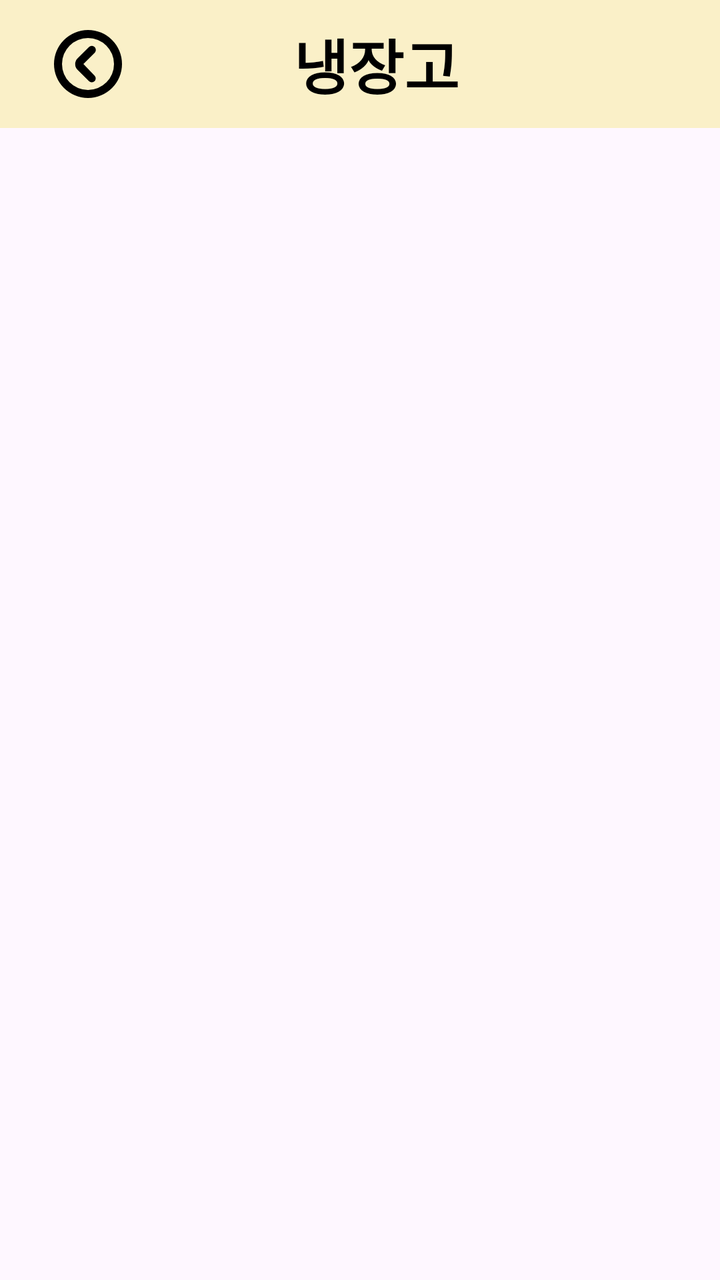
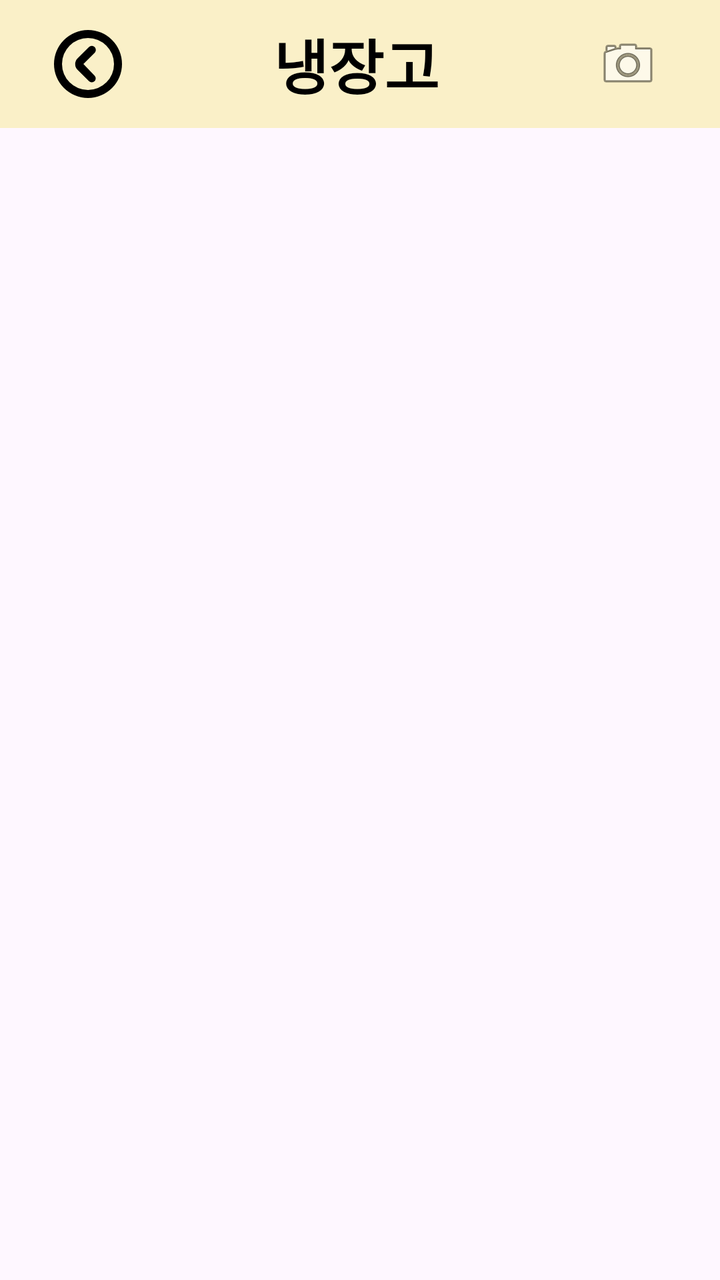

Two renders of the same Android screen: before a commit and after it. Below are the layout's source before the change and the commit's diff.
<!-- AndroidManifest.xml: application theme Theme.PickAndCook -->
<!-- res/layout/fragment_fridge.xml -->
<?xml version="1.0" encoding="utf-8"?>
<ScrollView xmlns:android="http://schemas.android.com/apk/res/android"
    xmlns:app="http://schemas.android.com/apk/res-auto"
    android:layout_width="match_parent"
    android:layout_height="match_parent"
    android:fillViewport="true">

    <androidx.constraintlayout.widget.ConstraintLayout
        android:layout_width="match_parent"
        android:layout_height="wrap_content">

        <androidx.appcompat.widget.Toolbar
            android:id="@+id/toolbar"
            android:layout_width="0dp"
            android:layout_height="?attr/actionBarSize"
            android:background="@color/main"
            app:navigationIcon="@drawable/ic_arrow_back"
            android:paddingStart="16dp"
            app:layout_constraintTop_toTopOf="parent"
            app:layout_constraintStart_toStartOf="parent"
            app:layout_constraintEnd_toEndOf="parent">

            <TextView
                android:layout_width="wrap_content"
                android:layout_height="wrap_content"
                android:text="냉장고"
                android:textAppearance="@style/TitleTextStyle"
                android:layout_gravity="center"/>
        </androidx.appcompat.widget.Toolbar>

        <androidx.recyclerview.widget.RecyclerView
            android:id="@+id/recyclerView"
            android:layout_width="0dp"
            android:layout_height="0dp"
            android:padding="20dp"
            app:layout_constraintTop_toBottomOf="@id/toolbar"
            app:layout_constraintStart_toStartOf="parent"
            app:layout_constraintEnd_toEndOf="parent"
            app:layout_constraintBottom_toBottomOf="parent"/>
    </androidx.constraintlayout.widget.ConstraintLayout>
</ScrollView>
<!-- resources referenced by this layout -->
<resources>
  <color name="main">#FAF0C8</color>
  <!-- drawable ic_arrow_back (drawable) -->
  <vector xmlns:android="http://schemas.android.com/apk/res/android"
      android:width="40dp"
      android:height="40dp"
      android:viewportWidth="200"
      android:viewportHeight="200">
    <path
        android:pathData="M100,15a85,85 0,1 0,85 85A84.93,84.93 0,0 0,100 15ZM100,165a65,65 0,1 1,65 -65A64.87,64.87 0,0 1,100 165ZM116.5,57.5a9.67,9.67 0,0 0,-14 0L74,86a19.92,19.92 0,0 0,0 28.5L102.5,143a9.9,9.9 0,0 0,14 -14l-28,-29L117,71.5C120.5,68 120.5,61.5 116.5,57.5Z"
        android:fillColor="#000000"/>
  </vector>
  <style name="TitleTextStyle">
          <item name="android:textSize">30sp</item>
          <item name="android:textStyle">bold</item>
          <item name="android:textColor">#000000</item> 
          <item name="android:fontFamily">sans-serif-medium</item>
          <item name="android:gravity">center</item>
      </style>
  <style name="Theme.PickAndCook" parent="Base.Theme.PickAndCook" />
  <style name="Base.Theme.PickAndCook" parent="Theme.Material3.DayNight.NoActionBar">
          
          
      </style>
</resources>

<!-- the commit's change to res/layout/fragment_fridge.xml (unified diff, before → after) -->
@@ -20,12 +20,31 @@
             app:layout_constraintStart_toStartOf="parent"
             app:layout_constraintEnd_toEndOf="parent">
 
-            <TextView
-                android:layout_width="wrap_content"
-                android:layout_height="wrap_content"
-                android:text="냉장고"
-                android:textAppearance="@style/TitleTextStyle"
-                android:layout_gravity="center"/>
+            <LinearLayout
+                android:layout_width="match_parent"
+                android:layout_height="match_parent"
+                android:orientation="horizontal"
+                android:gravity="center_vertical"
+                android:paddingEnd="16dp">
+
+                <TextView
+                    android:layout_width="0dp"
+                    android:layout_height="wrap_content"
+                    android:layout_weight="1"
+                    android:text="냉장고"
+                    android:gravity="center"
+                    android:textAppearance="@style/TitleTextStyle" />
+
+                <ImageButton
+                    android:id="@+id/addButton"
+                    android:layout_width="60dp"
+                    android:layout_height="60dp"
+                    android:background="?attr/selectableItemBackgroundBorderless"
+                    android:src="@android:drawable/ic_menu_camera"
+                    android:contentDescription="카메라 버튼" />
+
+            </LinearLayout>
+
         </androidx.appcompat.widget.Toolbar>
 
         <androidx.recyclerview.widget.RecyclerView
